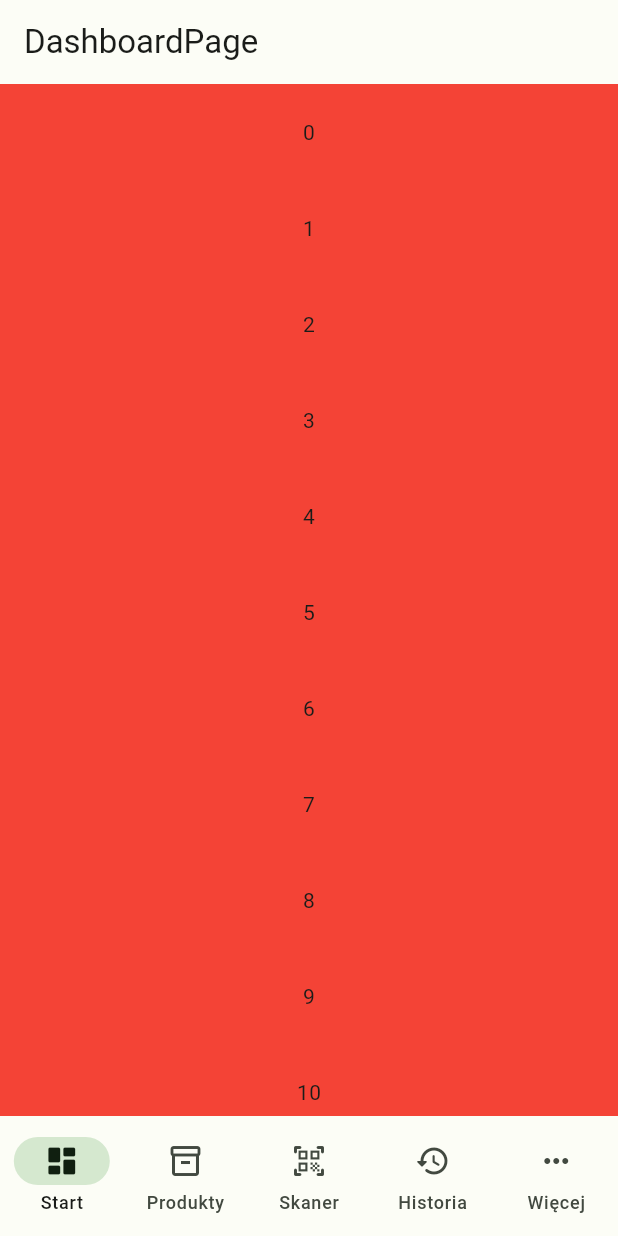
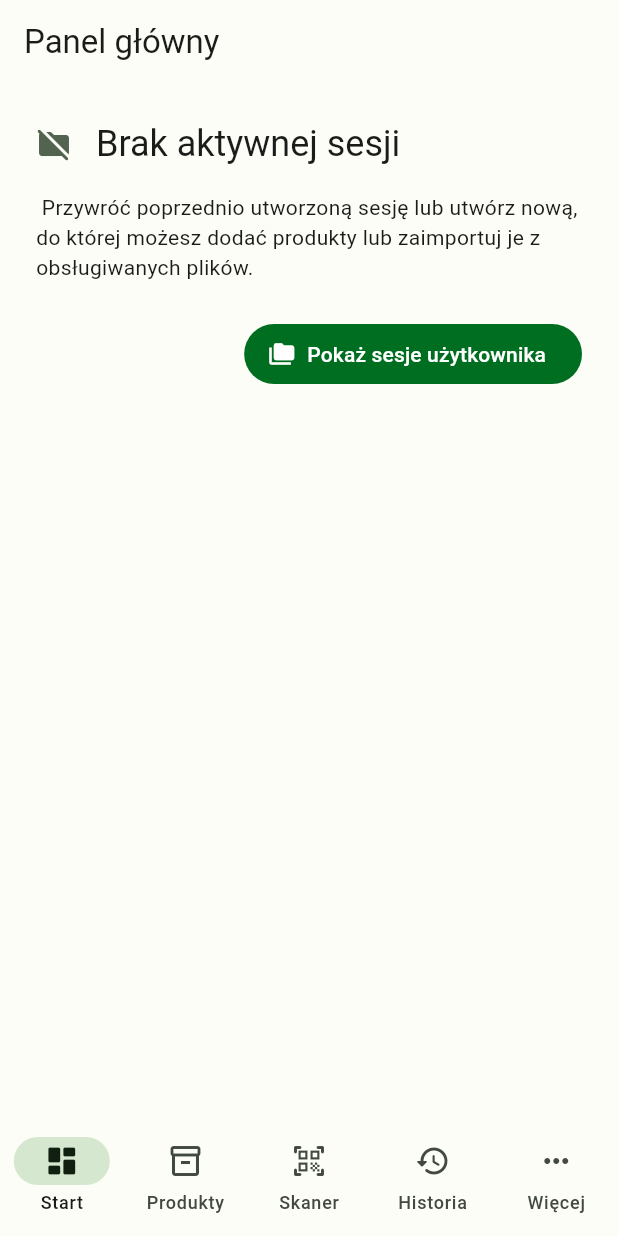
Before and after one commit to gomolec/scanner_app, a Flutter app: the screen it shows after launch, on a phone screen of 412 x 824 dp. Run offline on Flutter 3.47's test engine with Material 2 defaults, Android fonts, the phone set to English and light mode, and no system bars; drawn by our look-alikes of dynamic_color; our stand-ins replace auto_route, diacritic, equatable, flutter_bloc, hive_flutter, rxdart; missing offline and left inert: mobile_scanner; accounts and stored records are empty.

Commit message:
Added dashboard feature
Created a DashboardPage and a DashboardBloc

```diff
--- /dev/null
+++ b/lib/pages/dashboard_page/bloc/dashboard_event.dart
@@ -0,0 +1,12 @@
+part of 'dashboard_bloc.dart';
+
+abstract class DashboardEvent extends Equatable {
+  const DashboardEvent();
+
+  @override
+  List<Object> get props => [];
+}
+
+class DashboardSubscriptionRequested extends DashboardEvent {
+  const DashboardSubscriptionRequested();
+}
--- /dev/null
+++ b/lib/pages/dashboard_page/bloc/dashboard_state.dart
@@ -0,0 +1,52 @@
+part of 'dashboard_bloc.dart';
+
+enum DashboardStatus { initial, loading, success, failure }
+
+class DashboardState extends Equatable {
+  final DashboardStatus status;
+  final Session? actualSession;
+  final int productsPositions;
+  final int productsProgress;
+  final List<Product> markedProducts;
+
+  const DashboardState({
+    this.status = DashboardStatus.initial,
+    this.actualSession,
+    this.productsPositions = 0,
+    this.productsProgress = 0,
+    this.markedProducts = const [],
+  });
+
+  @override
+  List<Object?> get props {
+    return [
+      status,
+      actualSession,
+      productsPositions,
+      productsProgress,
+      markedProducts,
+    ];
+  }
+
+  @override
+  String toString() {
+    return 'DashboardState(status: $status, actualSession: $actualSession, productsPositions: $productsPositions, productsProgress: $productsProgress, markedProducts: $markedProducts)';
+  }
+
+  DashboardState copyWith({
+    DashboardStatus? status,
+    Session? Function()? actualSession,
+    int? productsPositions,
+    int? productsProgress,
+    List<Product>? markedProducts,
+  }) {
+    return DashboardState(
+      status: status ?? this.status,
+      actualSession:
+          actualSession != null ? actualSession() : this.actualSession,
+      productsPositions: productsPositions ?? this.productsPositions,
+      productsProgress: productsProgress ?? this.productsProgress,
+      markedProducts: markedProducts ?? this.markedProducts,
+    );
+  }
+}
--- a/lib/pages/dashboard_page/dashboard_page.dart
+++ b/lib/pages/dashboard_page/dashboard_page.dart
@@ -1,24 +1 @@
-import 'package:flutter/material.dart';
-
-class DashboardPage extends StatelessWidget {
-  const DashboardPage({Key? key}) : super(key: key);
-
-  @override
-  Widget build(BuildContext context) {
-    return Scaffold(
-      appBar: AppBar(
-        title: const Text("DashboardPage"),
-      ),
-      body: ListView.builder(
-        itemCount: 20,
-        itemBuilder: (context, index) => Container(
-          height: 64.0,
-          width: double.infinity,
-          color: Colors.red,
-          alignment: Alignment.center,
-          child: Text("$index"),
-        ),
-      ),
-    );
-  }
-}
+export 'view/view.dart';
--- /dev/null
+++ b/lib/pages/dashboard_page/view/dashboard_page_view.dart
@@ -0,0 +1,185 @@
+import 'package:auto_route/auto_route.dart';
+import 'package:flutter/material.dart';
+import 'package:flutter_bloc/flutter_bloc.dart';
+
+import '../../../repositories/repositories.dart';
+import '../../../routes/router.gr.dart';
+import '../../../widgets/widgets.dart';
+import '../bloc/dashboard_bloc.dart';
+import 'widgets/widgets.dart';
+
+class DashboardPage extends StatelessWidget {
+  const DashboardPage({Key? key}) : super(key: key);
+
+  @override
+  Widget build(BuildContext context) {
+    return BlocProvider(
+      create: (context) => DashboardBloc(
+        productsRepository: context.read<ProductsRepository>(),
+        sessionsRepository: context.read<SessionsRepository>(),
+      )..add(const DashboardSubscriptionRequested()),
+      child: const DashboardPageView(),
+    );
+  }
+}
+
+class DashboardPageView extends StatelessWidget {
+  const DashboardPageView({Key? key}) : super(key: key);
+
+  @override
+  Widget build(BuildContext context) {
+    return Scaffold(
+      body: BlocBuilder<DashboardBloc, DashboardState>(
+        builder: (context, state) {
+          if (state.actualSession != null) {
+            return CustomScrollView(
+              slivers: [
+                SliverAppBar.medium(
+                  title: const Text("Panel główny"),
+                  actions: [
+                    IconButton(
+                      onPressed: () {},
+                      icon: const Icon(
+                        Icons.settings_rounded,
+                      ),
+                    )
+                  ],
+                ),
+                SliverToBoxAdapter(
+                  child: Column(
+                    crossAxisAlignment: CrossAxisAlignment.start,
+                    children: [
+                      const Divider(
+                        height: 1.0,
+                        thickness: 1.0,
+                      ),
+                      const SizedBox(height: 16.0),
+                      Padding(
+                        padding: const EdgeInsets.only(left: 16.0),
+                        child: Text(
+                          "Aktualna sesja użytkownika",
+                          style: Theme.of(context).textTheme.titleLarge,
+                        ),
+                      ),
+                      const SizedBox(
+                        height: 8.0,
+                      ),
+                    ],
+                  ),
+                ),
+                SliverToBoxAdapter(
+                  child: state.actualSession != null
+                      ? Padding(
+                          padding: const EdgeInsets.symmetric(horizontal: 16.0),
+                          child: DashboardCard(
+                            sessionTitle: state.actualSession!.name,
+                            sessionDate: state.actualSession!.startDate,
+                            productsPositions: state.productsPositions,
+                            productsProgress: state.productsProgress,
+                            onTab: () {
+                              context.router.push(const SessionsRouter());
+                            },
+                          ),
+                        )
+                      : const SizedBox(),
+                ),
+                SliverToBoxAdapter(
+                  child: state.markedProducts.isNotEmpty
+                      ? Column(
+                          crossAxisAlignment: CrossAxisAlignment.start,
+                          children: [
+                            const SizedBox(height: 16.0),
+                            Padding(
+                              padding: const EdgeInsets.only(left: 16.0),
+                              child: Text(
+                                "Zapisane produkty",
+                                style: Theme.of(context).textTheme.titleLarge,
+                              ),
+                            ),
+                            const SizedBox(
+                              height: 8.0,
+                            ),
+                          ],
+                        )
+                      : const SizedBox.shrink(),
+                ),
+                SliverToBoxAdapter(
+                  child: state.markedProducts.isNotEmpty
+                      ? SizedBox(
+                          height: 208.0,
+                          child: ListView.builder(
+                            scrollDirection: Axis.horizontal,
+                            shrinkWrap: true,
+                            itemCount: state.markedProducts.length,
+                            itemBuilder: (context, index) => Row(
+                              children: [
+                                Padding(
+                                  padding: EdgeInsets.only(
+                                    right: 16.0,
+                                    left: index == 0 ? 16.0 : 0.0,
+                                  ),
+                                  child: MarkedProductsCard(
+                                    product: state.markedProducts[index],
+                                  ),
+                                ),
+                              ],
+                            ),
+                          ),
+                        )
+                      : const SizedBox.shrink(),
+                ),
+                SliverToBoxAdapter(
+                  child: Column(
+                    crossAxisAlignment: CrossAxisAlignment.start,
+                    children: [
+                      const SizedBox(height: 16.0),
+                      Padding(
+                        padding: const EdgeInsets.only(left: 16.0),
+                        child: Text(
+                          "Skróty",
+                          style: Theme.of(context).textTheme.titleLarge,
+                        ),
+                      ),
+                      const SizedBox(
+                        height: 8.0,
+                      ),
+                      const ShortcutButtons(),
+                      const SizedBox(
+                        height: 16.0,
+                      ),
+                    ],
+                  ),
+                ),
+              ],
+            );
+          } else {
+            return Column(
+              children: [
+                SafeArea(
+                  child: AppBar(
+                    title: const Text("Panel główny"),
+                  ),
+                ),
+                PageAlert(
+                  leadingIconData: Icons.folder_off_rounded,
+                  title: "Brak aktywnej sesji",
+                  text:
+                      "\tPrzywróć poprzednio utworzoną sesję lub utwórz nową, do której możesz dodać produkty lub zaimportuj je z obsługiwanych plików.",
+                  buttons: [
+                    ElevatedButton.icon(
+                      onPressed: () {
+                        context.router.push(const SessionsRouter());
+                      },
+                      icon: const Icon(Icons.folder_copy),
+                      label: const Text("Pokaż sesje użytkownika"),
+                    ),
+                  ],
+                ),
+              ],
+            );
+          }
+        },
+      ),
+    );
+  }
+}
--- /dev/null
+++ b/lib/pages/dashboard_page/view/view.dart
@@ -0,0 +1 @@
+export 'dashboard_page_view.dart';
--- /dev/null
+++ b/lib/pages/dashboard_page/view/widgets/widgets.dart
@@ -0,0 +1,3 @@
+export 'dashboard_card.dart';
+export 'marked_product.dart';
+export 'shortcut_buttons.dart';
--- a/lib/pages/history_page/bloc/history_bloc.dart
+++ b/lib/pages/history_page/bloc/history_bloc.dart
@@ -37,6 +37,7 @@ class HistoryBloc extends Bloc<HistoryEvent, HistoryState> {
       onData: (data) {
         List<HistoryAction> undoHistory = data.historyActions;
         undoHistory.removeWhere((element) => element.isRedo == true);
+        undoHistory = undoHistory.reversed.toList();
 
         if (undoHistory.isEmpty && !_historyRepository.isSessionOpened) {
           return state.copyWith(
--- a/lib/pages/sessions_page/bloc/sessions_bloc.dart
+++ b/lib/pages/sessions_page/bloc/sessions_bloc.dart
@@ -2,7 +2,6 @@ import 'package:equatable/equatable.dart';
 import 'package:flutter_bloc/flutter_bloc.dart';
 
 import 'package:scanner_app/models/models.dart';
-import 'package:scanner_app/models/sessions_repository_stream.dart';
 import 'package:scanner_app/repositories/repositories.dart';
 
 part 'sessions_event.dart';
--- a/pubspec.yaml
+++ b/pubspec.yaml
@@ -48,6 +48,8 @@ dependencies:
   intl: ^0.17.0
   rxdart: ^0.27.7
   diacritic: ^0.1.3
+  collection: ^1.16.0
+  async: ^2.9.0
 
 dev_dependencies:
   flutter_test:
```
Also changed, not shown: lib/pages/dashboard_page/bloc/dashboard_bloc.dart (added, +78 -0 lines), lib/pages/dashboard_page/view/widgets/dashboard_card.dart (added, +159 -0 lines), lib/pages/dashboard_page/view/widgets/marked_product.dart (added, +110 -0 lines), lib/pages/dashboard_page/view/widgets/shortcut_buttons.dart (added, +110 -0 lines), pubspec.lock.
